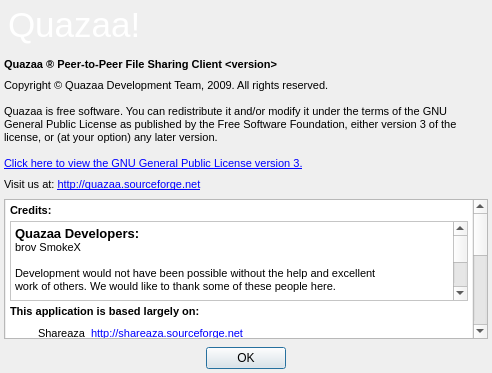
Above: trunk/dialogabout.ui from c3c/quazaa before the change. Below: the same form after it.
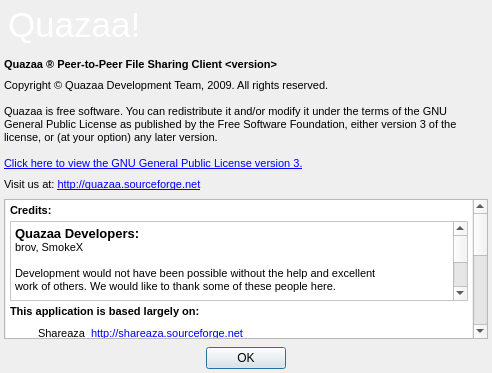
That is the form after the change. Icons and pictures are not drawn.

Commit message: Forgot a comma in credits on dialogabout. Fixed skins getting wiped if a skin wasn't selected in dialogsettings. Changed default number of hubs to 3.

Diff of the .ui file:
```diff
--- a/trunk/dialogabout.ui
+++ b/trunk/dialogabout.ui
@@ -660,13 +660,12 @@
 p, li { white-space: pre-wrap; }
 &lt;/style&gt;&lt;/head&gt;&lt;body style=&quot; font-family:'MS Shell Dlg 2'; font-size:8.25pt; font-weight:400; font-style:normal;&quot;&gt;
 &lt;p style=&quot; margin-top:0px; margin-bottom:0px; margin-left:0px; margin-right:0px; -qt-block-indent:0; text-indent:0px;&quot;&gt;&lt;span style=&quot; font-size:10pt; font-weight:600;&quot;&gt;Quazaa Developers:&lt;/span&gt;&lt;/p&gt;
-&lt;p style=&quot; margin-top:0px; margin-bottom:0px; margin-left:0px; margin-right:0px; -qt-block-indent:0; text-indent:0px;&quot;&gt;&lt;span style=&quot; font-size:8pt;&quot;&gt;brov SmokeX&lt;/span&gt;&lt;/p&gt;
+&lt;p style=&quot; margin-top:0px; margin-bottom:0px; margin-left:0px; margin-right:0px; -qt-block-indent:0; text-indent:0px;&quot;&gt;&lt;span style=&quot; font-size:8pt;&quot;&gt;brov, SmokeX&lt;/span&gt;&lt;/p&gt;
 &lt;p style=&quot;-qt-paragraph-type:empty; margin-top:0px; margin-bottom:0px; margin-left:0px; margin-right:0px; -qt-block-indent:0; text-indent:0px; font-size:8pt;&quot;&gt;&lt;/p&gt;
 &lt;p style=&quot; margin-top:0px; margin-bottom:0px; margin-left:0px; margin-right:0px; -qt-block-indent:0; text-indent:0px;&quot;&gt;&lt;span style=&quot; font-size:8pt;&quot;&gt;Development would not have been possible without the help and excellent &lt;/span&gt;&lt;/p&gt;
 &lt;p style=&quot; margin-top:0px; margin-bottom:0px; margin-left:0px; margin-right:0px; -qt-block-indent:0; text-indent:0px;&quot;&gt;&lt;span style=&quot; font-size:8pt;&quot;&gt;work of others. We would like to thank some of these people here.&lt;/span&gt;&lt;/p&gt;
 &lt;p style=&quot;-qt-paragraph-type:empty; margin-top:0px; margin-bottom:0px; margin-left:0px; margin-right:0px; -qt-block-indent:0; text-indent:0px; font-size:8pt;&quot;&gt;&lt;/p&gt;
 &lt;p style=&quot; margin-top:0px; margin-bottom:0px; margin-left:0px; margin-right:0px; -qt-block-indent:0; text-indent:0px;&quot;&gt;&lt;span style=&quot; font-size:8pt;&quot;&gt;Arvid Norberg - &lt;/span&gt;&lt;a href=&quot;http://www.rasterbar.com&quot;&gt;&lt;span style=&quot; font-size:8pt; text-decoration: underline; color:#0000ff;&quot;&gt;http://www.rasterbar.com&lt;/span&gt;&lt;/a&gt;&lt;span style=&quot; font-size:8pt;&quot;&gt;: Author of the libtorrent library which our torrent  library is based on.&lt;/span&gt;&lt;/p&gt;
-&lt;p style=&quot; margin-top:0px; margin-bottom:0px; margin-left:0px; margin-right:0px; -qt-block-indent:0; text-indent:0px;&quot;&gt;&lt;span style=&quot; font-size:8pt;&quot;&gt;Eoin O'Callaghan: Author of Halite and a great help in getting our torrent library up to speed.&lt;/span&gt;&lt;/p&gt;
 &lt;p style=&quot; margin-top:0px; margin-bottom:0px; margin-left:0px; margin-right:0px; -qt-block-indent:0; text-indent:0px;&quot;&gt;&lt;span style=&quot; font-size:8pt;&quot;&gt;Ryo-Oh-Ki: This program is based on a great deal of his Shareaza code. &lt;/span&gt;&lt;/p&gt;
 &lt;p style=&quot;-qt-paragraph-type:empty; margin-top:0px; margin-bottom:0px; margin-left:0px; margin-right:0px; -qt-block-indent:0; text-indent:0px; font-size:8pt;&quot;&gt;&lt;/p&gt;
 &lt;p style=&quot; margin-top:0px; margin-bottom:0px; margin-left:0px; margin-right:0px; -qt-block-indent:0; text-indent:0px;&quot;&gt;&lt;span style=&quot; font-size:10pt; font-weight:600;&quot;&gt;Quazaa Logo&lt;/span&gt;&lt;/p&gt;
@@ -693,7 +692,7 @@
 &lt;p style=&quot; margin-top:0px; margin-bottom:0px; margin-left:0px; margin-right:0px; -qt-block-indent:0; text-indent:0px;&quot;&gt;&lt;span style=&quot; font-size:8pt;&quot;&gt;We give special thanks to the Forum Moderators and Chatroom Operators:&lt;/span&gt;&lt;/p&gt;
 &lt;p style=&quot;-qt-paragraph-type:empty; margin-top:0px; margin-bottom:0px; margin-left:0px; margin-right:0px; -qt-block-indent:0; text-indent:0px; font-size:8pt;&quot;&gt;&lt;/p&gt;
 &lt;p style=&quot; margin-top:0px; margin-bottom:0px; margin-left:0px; margin-right:0px; -qt-block-indent:0; text-indent:0px;&quot;&gt;&lt;span style=&quot; font-size:10pt; font-weight:600;&quot;&gt;Forum Moderators&lt;/span&gt;&lt;/p&gt;
-&lt;p style=&quot; margin-top:0px; margin-bottom:0px; margin-left:0px; margin-right:0px; -qt-block-indent:0; text-indent:0px;&quot;&gt;&lt;span style=&quot; font-size:8pt;&quot;&gt;Quazaa forum superadmins: ce3c, Cyko, Kath, Old death&lt;/span&gt;&lt;/p&gt;
+&lt;p style=&quot; margin-top:0px; margin-bottom:0px; margin-left:0px; margin-right:0px; -qt-block-indent:0; text-indent:0px;&quot;&gt;&lt;span style=&quot; font-size:8pt;&quot;&gt;Quazaa forum superadmins: ce3c, Cyko, Kath, Old Death&lt;/span&gt;&lt;/p&gt;
 &lt;p style=&quot;-qt-paragraph-type:empty; margin-top:0px; margin-bottom:0px; margin-left:0px; margin-right:0px; -qt-block-indent:0; text-indent:0px; font-size:8pt;&quot;&gt;&lt;/p&gt;
 &lt;p style=&quot; margin-top:0px; margin-bottom:0px; margin-left:0px; margin-right:0px; -qt-block-indent:0; text-indent:0px;&quot;&gt;&lt;span style=&quot; font-size:10pt; font-weight:600;&quot;&gt;Quazaa Chat Operators&lt;/span&gt;&lt;/p&gt;
 &lt;p style=&quot; margin-top:0px; margin-bottom:0px; margin-left:0px; margin-right:0px; -qt-block-indent:0; text-indent:0px;&quot;&gt;&lt;span style=&quot; font-size:8pt;&quot;&gt;Kath: Quazaa Super Operator&lt;/span&gt;&lt;/p&gt;
```
The commit also changes 4 other files.
